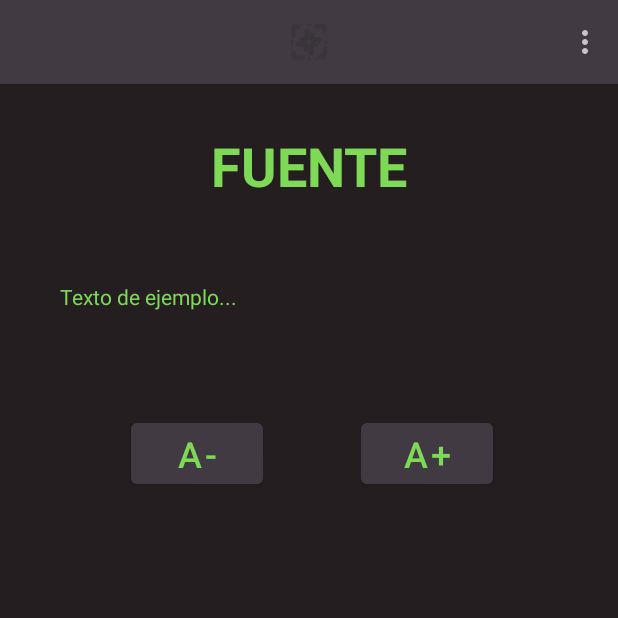
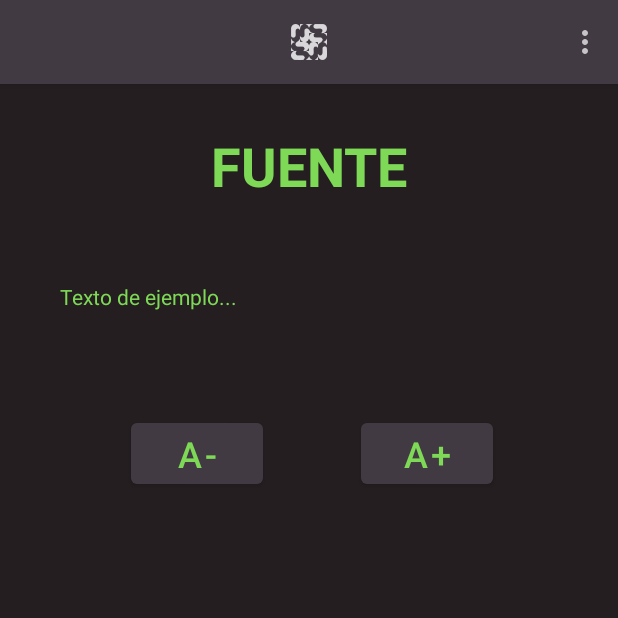
Before and after one commit to xBlacKnife/Bany, an Android app: the screen it shows after launch (MainActivity), after a tap on "PASCAL", on a phone screen of 412 x 824 dp, the top half of it. Run offline under Robolectric (Android 15) with nearby library versions, the phone set to English and light mode, and no system bars.

Commit message:
El logo de la TOOLBAR cambia segun el 'theme'.

```diff
--- a/android-app/app/src/main/java/es/ucm/bany/PreSettingFragment.java
+++ b/android-app/app/src/main/java/es/ucm/bany/PreSettingFragment.java
@@ -44,7 +44,10 @@ public class PreSettingFragment extends Fragment {
         _button_presseting_font_min = (Button) view.findViewById(R.id.button_presseting_font_min);
         _text_presseting_example = (TextView) view.findViewById(R.id.text_presseting_example);
 
+        initFragmentElements();
+    }
 
+    public void initFragmentElements(){
         _button_presseting_theme_light.setOnClickListener(new View.OnClickListener() {
             @Override
             public void onClick(View view) {
--- a/android-app/app/src/main/res/layout/activity_main.xml
+++ b/android-app/app/src/main/res/layout/activity_main.xml
@@ -21,7 +21,7 @@
                 android:layout_width="wrap_content"
                 android:layout_height="wrap_content"
                 android:layout_gravity="center"
-                android:src="@mipmap/dark_museum_logo" />
+                android:src="?attr/toolbarMuseumLogo" />
 
         </androidx.appcompat.widget.Toolbar>
 
--- a/android-app/app/src/main/res/values/theme_dark.xml
+++ b/android-app/app/src/main/res/values/theme_dark.xml
@@ -10,11 +10,15 @@
         <item name="android:textColor">@color/bany_text_0</item>
 
         <!-- Status bar color. -->
-        <item name="windowActionBar">false</item>
-        <item name="windowNoTitle">true</item>
         <item name="android:statusBarColor" tools:targetApi="l">?attr/colorPrimaryVariant</item>
 
         <!-- Customize your theme here. -->
+
+        <!-- Tool Bar -->
+        <item name="windowActionBar">false</item>
+        <item name="windowNoTitle">true</item>
+        <item name="toolbarMuseumLogo">@drawable/light_museum_logo</item>
+
     </style>
 
     <style name="Theme.Bany_Dark.NoActionBar">
--- a/android-app/app/src/main/res/values/theme_light.xml
+++ b/android-app/app/src/main/res/values/theme_light.xml
@@ -10,10 +10,13 @@
         <item name="android:textColor">@color/bany_text_2</item>
 
         <!-- Status bar color. -->
+        <item name="android:statusBarColor" tools:targetApi="l">?attr/colorPrimaryVariant</item>
+        <!-- Customize your theme here. -->
+
+        <!-- Tool Bar -->
         <item name="windowActionBar">false</item>
         <item name="windowNoTitle">true</item>
-        <item name="android:statusBarColor" tools:targetApi="l">?attr/colorPrimaryVariant</item>
-        <!-- Customize your theme here. -->
+        <item name="toolbarMuseumLogo">@drawable/dark_museum_logo</item>
 
     </style>
 
--- a/android-app/app/src/main/res/values/theme_pascal.xml
+++ b/android-app/app/src/main/res/values/theme_pascal.xml
@@ -10,11 +10,15 @@
         <item name="android:textColor">@color/bany_text_1</item>
 
         <!-- Status bar color. -->
-        <item name="windowActionBar">false</item>
-        <item name="windowNoTitle">true</item>
         <item name="android:statusBarColor" tools:targetApi="l">?attr/colorPrimaryVariant</item>
 
         <!-- Customize your theme here. -->
+
+        <!-- Tool Bar -->
+        <item name="windowActionBar">false</item>
+        <item name="windowNoTitle">true</item>
+        <item name="toolbarMuseumLogo">@drawable/light_museum_logo</item>
+
     </style>
 
     <style name="Theme.Bany_Pascal.NoActionBar">
```
Also changed, not shown: android-app/app/src/main/res/values/attrs.xml (added, +7 -0 lines), android-app/app/src/main/res/drawable-hdpi/dark_museum_logo.png (renamed from android-app/app/src/main/res/mipmap-hdpi/dark_museum_logo.png), android-app/app/src/main/res/drawable-hdpi/light_museum_logo.png (added), android-app/app/src/main/res/drawable-mdpi/dark_museum_logo.png (renamed from android-app/app/src/main/res/mipmap-mdpi/dark_museum_logo.png), android-app/app/src/main/res/drawable-mdpi/light_museum_logo.png (added), android-app/app/src/main/res/drawable-xhdpi/dark_museum_logo.png (renamed from android-app/app/src/main/res/mipmap-xhdpi/dark_museum_logo.png), android-app/app/src/main/res/drawable-xhdpi/light_museum_logo.png (added), android-app/app/src/main/res/drawable-xxhdpi/dark_museum_logo.png (renamed from android-app/app/src/main/res/mipmap-xxhdpi/dark_museum_logo.png), android-app/app/src/main/res/drawable-xxhdpi/light_museum_logo.png (added), android-app/app/src/main/res/drawable-xxxhdpi/dark_museum_logo.png (renamed from android-app/app/src/main/res/mipmap-xxxhdpi/dark_museum_logo.png), android-app/app/src/main/res/drawable-xxxhdpi/light_museum_logo.png (added).
